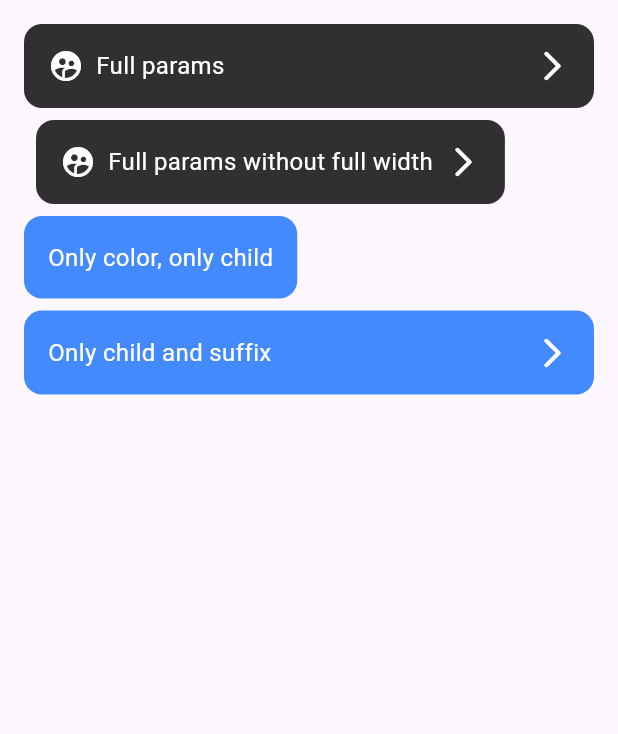
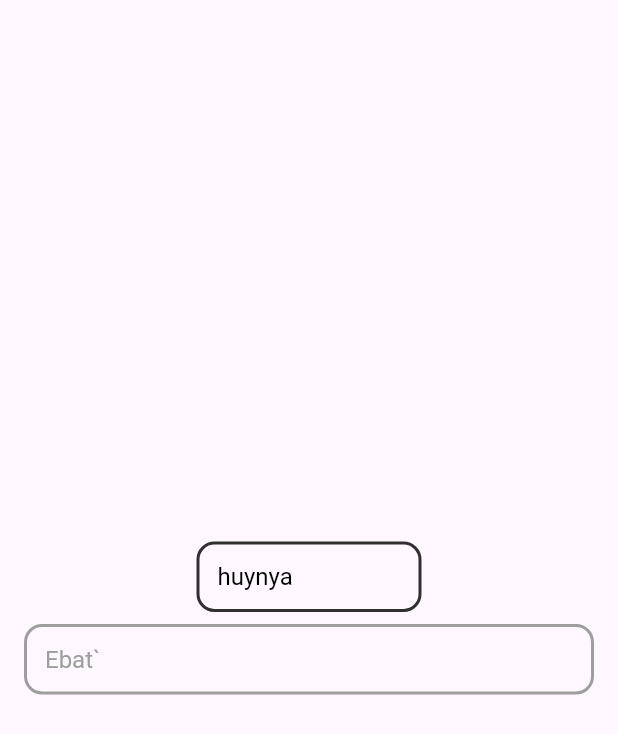
Before and after one commit to ShoshiDeveloper/shoko_pack, a Flutter app: the screen it shows after launch, on a phone screen of 412 x 824 dp. Shown: the top 734 px of the screen. Run offline on Flutter 3.47's test engine with Material 3 defaults, Android fonts, the phone set to English and light mode, and no system bars.

Commit message:
fixes and new widget
fix: button and switch
new widgets: radio, textfield

```diff
--- a/example/lib/main.dart
+++ b/example/lib/main.dart
@@ -27,15 +27,17 @@ class MainPage extends StatefulWidget {
 
 class _MainPageState extends State<MainPage> {
 
-  PageController controller = PageController(initialPage: 0);
+  PageController controller = PageController(initialPage: 3);
 
   @override
   Widget build(BuildContext context) {
     return PageView(
       controller: controller,
-      children: [
+      children: const [
         ButtonsPage(),
-        SwitchPage()
+        SwitchPage(),
+        RadioPage(),
+        TextFieldsPage()
       ],
     );
   }
@@ -114,7 +116,6 @@ class _SwitchPageState extends State<SwitchPage> {
                 backgroundColor: const Color.fromRGBO(108, 99, 255, 1),
                 thumbColor: Colors.white,
                 onChange: (newValue) {
-                  print("new: $newValue");
                   setState(() {
                     s = newValue;
                   });
@@ -128,3 +129,73 @@ class _SwitchPageState extends State<SwitchPage> {
     );
   }
 }
+
+class RadioPage extends StatefulWidget {
+  const RadioPage({super.key});
+
+  @override
+  State<RadioPage> createState() => _RadioPageState();
+}
+
+class _RadioPageState extends State<RadioPage> {
+  bool s = false;
+
+  @override
+  Widget build(BuildContext context) {
+    return Scaffold(
+      body: SafeArea(
+        child: Center(
+          child: ShokoUIRadio(
+            value: s,
+            childPosition: ShokoUIRadioChildPosition.left,
+            child: Text('Включить музыку'),
+            onChange: (newValue) {
+              print(newValue);
+              setState(() {
+                s = newValue;
+              });
+            },
+          )
+        )
+      )
+    );
+  }
+}
+
+class TextFieldsPage extends StatelessWidget {
+  const TextFieldsPage({super.key});
+
+  @override
+  Widget build(BuildContext context) {
+    return Scaffold(
+      body: SafeArea(
+        child: Padding(
+          padding: const EdgeInsets.all(16),
+          child: Column(
+            mainAxisAlignment: MainAxisAlignment.center,
+            children: [
+              ShokoUITextField(
+                // validator: (value) {
+                //   return value == '12';
+                // },
+                width: 150,
+                errorColor: Colors.red,
+                focusColor: Colors.blue,
+                errorText: 'Какая-та хуита',
+                // errorWidget: Text('huy'),
+                isError: false,
+                controller: TextEditingController(text: 'huynya')
+              ),
+              const SizedBox(height: 8),
+              ShokoUITextField(
+                isEnabled: false,
+                disableColor: Colors.grey,
+                controller: TextEditingController(text: 'Ebat`')
+              ),
+            ]
+          )
+        )
+      )
+    );
+  }
+}
--- a/lib/shoko_ui.dart
+++ b/lib/shoko_ui.dart
@@ -1,6 +1,8 @@
 library shoko_ui;
 
-export 'src/button.dart';
 export 'src/styles/radius.dart';
 export 'src/styles/shadow.dart';
-export 'src/switch.dart';
+export 'src/widgets/button.dart';
+export 'src/widgets/switch.dart';
+export 'src/widgets/radio.dart';
+export 'src/widgets/textfield.dart';
--- a/lib/src/button.dart
+++ b/lib/src/widgets/button.dart
@@ -48,17 +48,20 @@ class ShokoUIButton extends StatelessWidget {
             width: 1,
             color: color ?? Colors.grey[850]!
           ) : null,
-          // boxShadow: TODO
         ),
         child: Row(
           mainAxisSize: MainAxisSize.min,
           children: [
-            if(prefix != null) prefix!,
-            if(prefix != null) const SizedBox(width: 8),
+            if(prefix != null) ... [
+              prefix!,
+              const SizedBox(width: 8),
+            ] ,
             child,
-            if(suffix != null && isFullWidth) const Expanded(child: SizedBox()),
-            if(suffix != null) const SizedBox(width: 8),
-            if(suffix != null) suffix!
+            if(suffix != null) ... [
+              if(isFullWidth) const Expanded(child: SizedBox()),
+              const SizedBox(width: 8),
+              suffix!
+            ]
           ]
         ),
       ),
--- a/lib/src/switch.dart
+++ b/lib/src/widgets/switch.dart
@@ -35,7 +35,7 @@ class _ShokoUISwitchState extends State<ShokoUISwitch> {
 
   setColors() {
     // thumbColor = (value ? (widget.thumbColor ?? Colors.red) : (widget.inactiveThumbColor ?? Colors.red));
-    thumbColor = (value ? (widget.thumbColor ?? Colors.red) : (widget.inactiveThumbColor ?? widget.thumbColor) ?? Colors.red)!;
+    thumbColor = (value ? (widget.thumbColor ?? Colors.red) : (widget.inactiveThumbColor ?? widget.thumbColor) ?? Colors.red);
     backgroundColor = (value ? (widget.backgroundColor ?? Colors.grey[850]) : (widget.inactiveBackgroundColor ?? widget.backgroundColor) ?? Colors.grey[850])!;
     outlineColor = (value ? (widget.outlineColor ?? Colors.grey[850]) : (widget.inactiveOutlineColor ?? widget.outlineColor) ?? Colors.grey[850])!;
     // outlineColor = (value ? (widget.outlineColor ?? Colors.grey[850]) : (widget.inactiveOutlineColor ?? Colors.grey[850]))!;
--- /dev/null
+++ b/lib/src/widgets/textfield.dart
@@ -0,0 +1,129 @@
+import 'package:flutter/material.dart';
+import 'package:shoko_ui/shoko_ui.dart';
+
+class ShokoUITextField extends StatefulWidget {
+
+  ///Be auto-dispose when widget disposed
+  final TextEditingController controller;
+
+  final Function(String value)? onChange;
+  final bool Function(String value)? validator;
+
+  final EdgeInsets? insidePaddings;
+  final ShokoUIRadii radius;
+
+  final bool isEnabled;
+
+  final bool isError;
+  final String? errorText;
+  final Widget? errorWidget;
+
+  final Color? enableColor;
+  final Color? disableColor;
+  final Color? focusColor;
+  final Color? errorColor;
+
+  final double borderWidth;
+  final double? width;
+
+
+  const ShokoUITextField({super.key,
+    required this.controller,
+    this.onChange, this.validator,
+    this.insidePaddings, this.radius = ShokoUIRadii.medium,
+    this.isEnabled = true,
+    this.isError = false, this.errorText, this.errorWidget,
+    this.enableColor, this.disableColor, this.focusColor, this.errorColor,
+    this.borderWidth = 2, this.width
+  });
+
+  @override
+  State<ShokoUITextField> createState() => _ShokoUITextFieldState();
+}
+
+class _ShokoUITextFieldState extends State<ShokoUITextField> {
+
+  final FocusNode focusNode = FocusNode();
+  bool isError = false;
+  String value = '';
+
+  @override
+  void initState() {
+    isError = widget.isError;
+    super.initState();
+  }
+
+  @override
+  void didUpdateWidget(covariant ShokoUITextField oldWidget) {
+    setState(() {
+      isError = widget.isError;
+    });
+    super.didUpdateWidget(oldWidget);
+  }
+
+  @override
+  void dispose() {
+    widget.controller.dispose();
+    focusNode.dispose();
+    super.dispose();
+  }
+
+  submit(String value) {
+    print("huy - $value");
+    if(widget.onChange != null) widget.onChange!(value);
+
+    bool validatorResult = true;
+    if (widget.validator != null) {
+      validatorResult = widget.validator!(value);
+    }
+    print("huy result - $validatorResult");
+
+
+    // if (!validatorResult) {
+    // }
+    setState(() {
+      isError = !validatorResult;
+    });
+  }
+
+  @override
+  Widget build(BuildContext context) {
+    return Column(
+      crossAxisAlignment: CrossAxisAlignment.start,
+      mainAxisSize: MainAxisSize.min,
+      children: [
+        Focus(
+          onFocusChange: (value) {
+            !value ? submit(this.value) : setState(() {});
+          },
+          child: AnimatedContainer(
+            duration: const Duration(milliseconds: 500),
+            curve: Curves.ease,
+            width: widget.width,
+            padding: widget.insidePaddings ?? const EdgeInsets.all(12),
+            decoration: BoxDecoration(
+              borderRadius: widget.radius.get(),
+              border: Border.all(
+                width: widget.borderWidth,
+                color: (focusNode.hasFocus && widget.isEnabled ? widget.focusColor : (widget.isEnabled ? (isError ? widget.errorColor : widget.enableColor) : widget.disableColor)) ??Colors.grey[850]!
+              )
+            ),
+            child: EditableText(
+              onTapOutside: (event) => focusNode.unfocus(),
+              onSubmitted: submit,
+              // onEditingComplete: () => submit(value),
+              onChanged: (value) => this.value = value,
+              readOnly: !widget.isEnabled,
+              controller: widget.controller,
+              focusNode: focusNode,
+              style: const TextStyle(color: Colors.black, fontSize: 16).copyWith(color: !widget.isEnabled ? Colors.grey : null),
+              cursorColor: Colors.black,
+              backgroundCursorColor: Colors.black
+            )
+          )
+        ),
+        if (isError && (widget.errorWidget != null || widget.errorText != null)) (widget.errorWidget ?? Text(widget.errorText!, style: TextStyle(color: widget.errorColor ?? Colors.red),))
+      ]
+    );
+  }
+}
```
Also changed, not shown: lib/src/widgets/radio.dart (added, +65 -0 lines), 1 other file.
